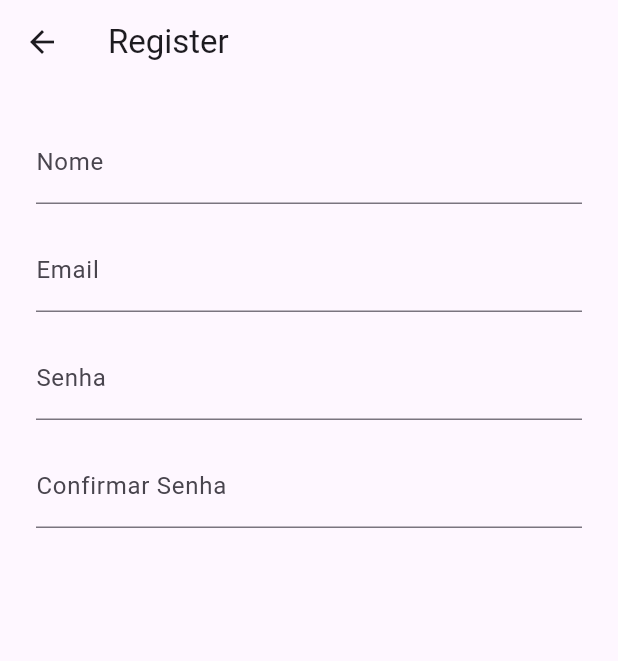
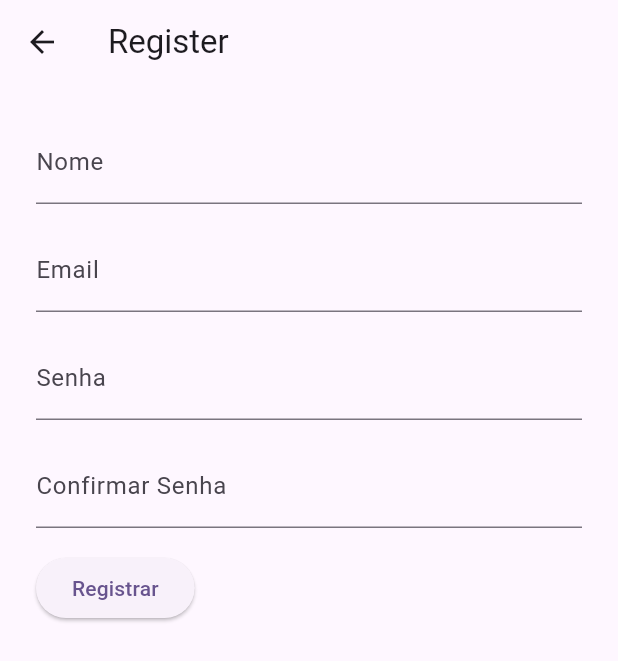
Before and after one commit to eduardowanderleyde/flutter-studies, a Flutter app: the RegisterScreen screen opened directly, on a phone screen of 412 x 824 dp. Shown: the top 661 px of the screen. Run offline on Flutter 3.47's test engine with Material 2 defaults, Android fonts, the phone set to English and light mode, and no system bars; our stand-ins replace shared_preferences; accounts and stored records are empty.

Commit message:
registerscreen and some login savings

```diff
--- a/initial_code/lib/pages/register_sceen.dart
+++ b/initial_code/lib/pages/register_sceen.dart
@@ -9,27 +9,34 @@ class RegisterScreen extends StatelessWidget {
       appBar: AppBar(
         title: const Text('Register'),
       ),
-      body: const Padding(
-        padding: EdgeInsets.all(24.0),
+      body: Padding(
+        padding: const EdgeInsets.all(24.0),
         child: Column(
           crossAxisAlignment: CrossAxisAlignment.start,
           children: [
-            TextField(
+            const TextField(
               decoration: InputDecoration(labelText: 'Nome'),
             ),
-            SizedBox(height: 16), // Espaço entre os campos de texto
-            TextField(
+            const SizedBox(height: 16), // Espaço entre os campos de texto
+            const TextField(
               decoration: InputDecoration(labelText: 'Email'),
             ),
-            SizedBox(height: 16), // Espaço entre os campos de texto
-            TextField(
+            const SizedBox(height: 16), // Espaço entre os campos de texto
+            const TextField(
               obscureText: true, // Para esconder o texto digitado (senha)
               decoration: InputDecoration(labelText: 'Senha'),
             ),
-            SizedBox(height: 16), // Espaço entre os campos de texto
-            TextField(
+            const SizedBox(height: 16), // Espaço entre os campos de texto
+            const TextField(
               obscureText: true, // Para esconder o texto digitado (confirmação de senha)
               decoration: InputDecoration(labelText: 'Confirmar Senha'),
+            ),
+            const SizedBox(height: 16), // Espaço entre os campos de texto
+            ElevatedButton(
+              onPressed: () {
+                // Adicione aqui a lógica para processar o registro do usuário
+              },
+              child: const Text('Registrar'),
             ),
           ],
         ),
```
Also changed, not shown: initial_code/lib/pages/login_screen.dart (+40 -9 lines).
